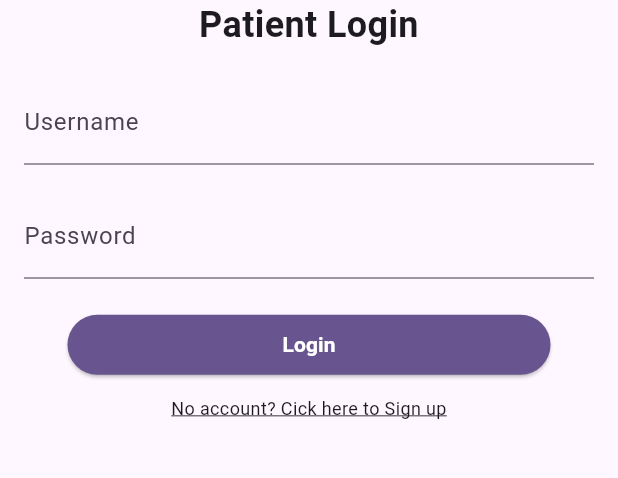
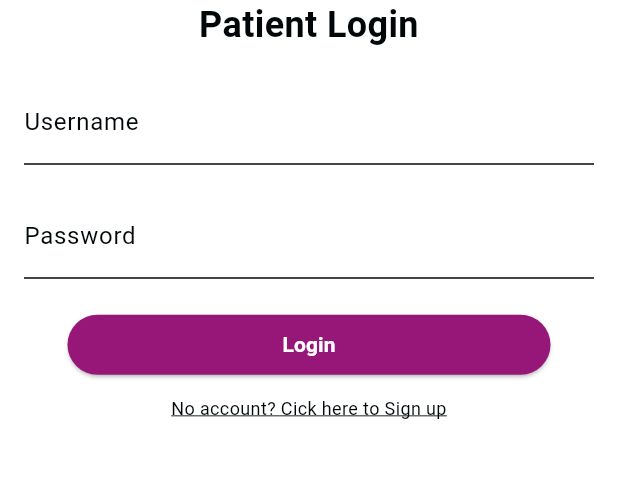
Before and after one commit to Jude310/cc206-clinic_management_system_patients, a Flutter app: the screen it shows after launch, on a phone screen of 412 x 824 dp, the part 520-998 px from its top. Run offline on Flutter 3.47's test engine with Material 2 defaults, Android fonts, the phone set to English and light mode, and no system bars; our stand-ins replace flutter_svg.

Commit message:
imported color theme

```diff
--- a/lib/main.dart
+++ b/lib/main.dart
@@ -1,5 +1,6 @@
 import 'package:flutter/material.dart';
 import 'features/log_in_page.dart';
+import 'theme/color_theme.dart';
 
 void main() {
   runApp(const MyApp());
@@ -7,17 +8,14 @@ void main() {
 
 class MyApp extends StatelessWidget {
   const MyApp({Key? key}) : super(key: key);
-
   @override
   Widget build(BuildContext context) {
-    return  MaterialApp(
-      title: 'Flutter Demo',
-      theme: ThemeData(
-        colorScheme: ColorScheme.fromSeed(seedColor: Colors.deepPurple),
-        useMaterial3: true,
-
-      ),
-      home: LogInPage()
-      );
+    return MaterialApp(
+        title: 'Flutter Demo',
+        theme: ThemeData(
+          colorScheme: colorScheme1,
+          useMaterial3: true,
+        ),
+        home: LogInPage());
   }
 }
```
